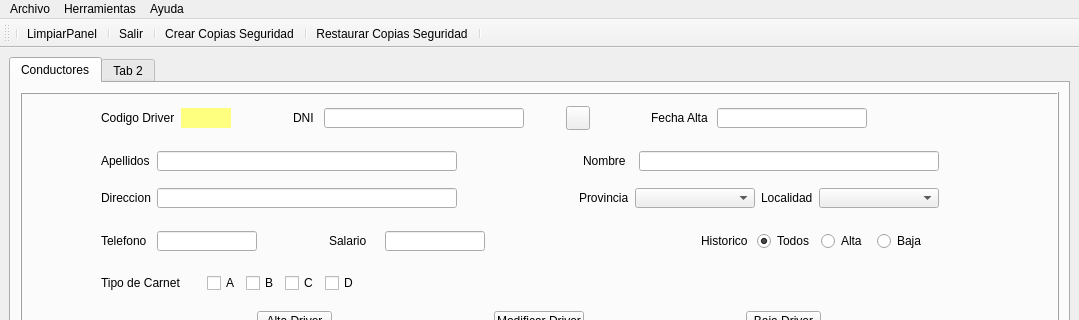
Before: the Qt Designer form sierraperez/templates/MainWindow.ui in Sierrowsky/PyCharmProyects, drawn with Qt 5; both pictures show x 0 to 1079 and y 0 to 320 of the 1079 by 880 pixel window.
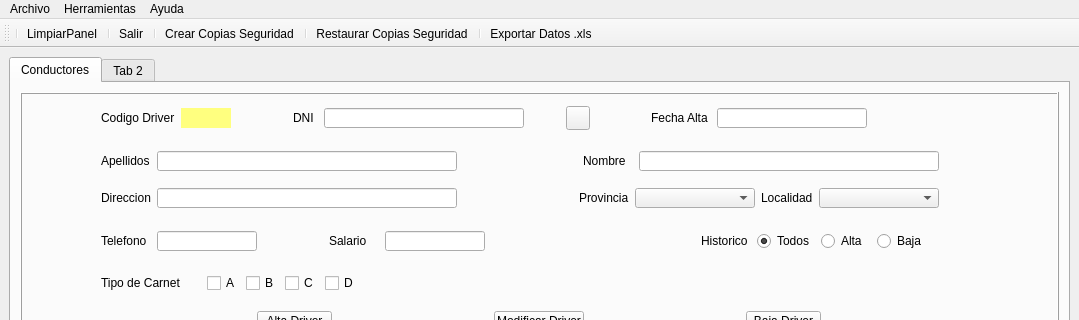
After: the same form once the commit is applied. Icons and pictures are not drawn.

```diff
--- a/sierraperez/templates/MainWindow.ui
+++ b/sierraperez/templates/MainWindow.ui
@@ -1318,6 +1318,7 @@
    <addaction name="separator"/>
    <addaction name="actionRestaurar_Copias_Seguridad"/>
    <addaction name="separator"/>
+   <addaction name="actionExportar_Datos_xls"/>
   </widget>
   <action name="actionSalir">
    <property name="icon">
```
Left out of the diff: 18 changed lines with no effect on the pictures.
